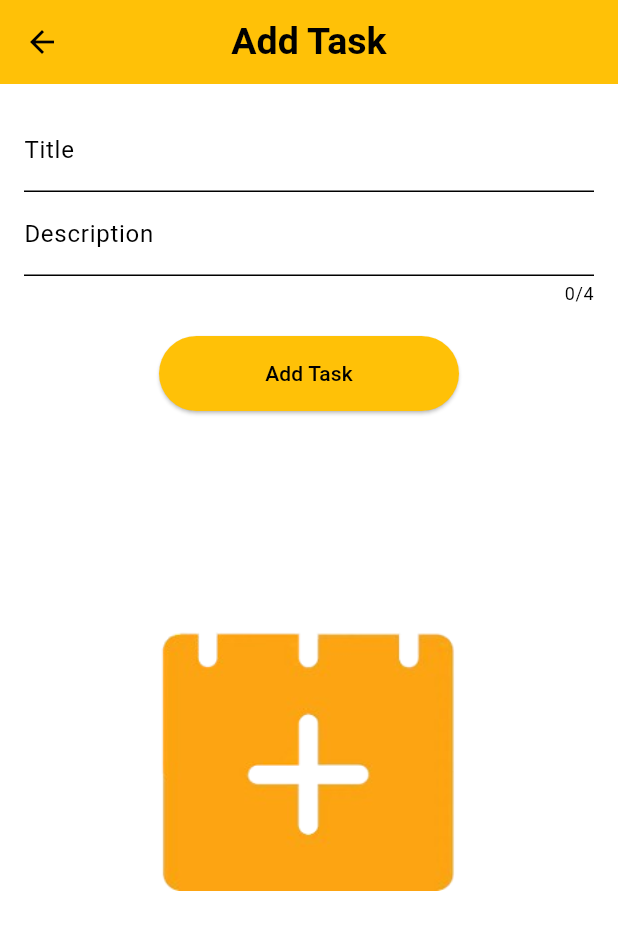
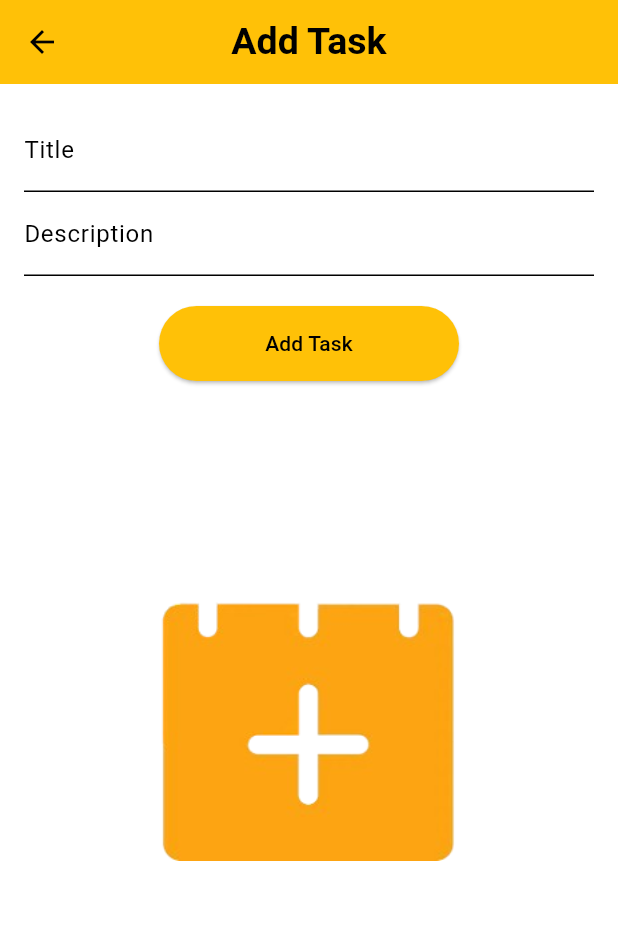
Before and after one commit to isurubandara1/TaskManager-Enhanzer, a Flutter app: the AddTaskScreen screen opened directly, on a phone screen of 412 x 824 dp. Shown: the top 930 px of the screen. Run offline on Flutter 3.47's test engine with Material 3 defaults, Android fonts, the phone set to English and light mode, and no system bars; our stand-ins replace sqflite; accounts and stored records are empty.

```diff
--- a/lib/main.dart
+++ b/lib/main.dart
@@ -51,7 +51,7 @@ class _MyAppState extends State<MyApp> {
       primarySwatch: Colors.amber,
       appBarTheme: const AppBarTheme(
         backgroundColor: Colors.amber,
-        iconTheme: IconThemeData(color: Colors.black), // Ensure icons are white
+        iconTheme: IconThemeData(color: Colors.black),
       ),
       floatingActionButtonTheme: const FloatingActionButtonThemeData(
         backgroundColor: Colors.amber,
@@ -62,7 +62,7 @@ class _MyAppState extends State<MyApp> {
         onPrimary: Colors.white,
         background: Colors.white,
       ),
-      // Other theme properties...
+      // Other
     );
   }
 
@@ -83,7 +83,7 @@ class _MyAppState extends State<MyApp> {
         onPrimary: Colors.white,
         background: Colors.black,
       ),
-      // Other theme properties...
+      // Other
     );
   }
 }
--- a/lib/views/add_task_screen.dart
+++ b/lib/views/add_task_screen.dart
@@ -33,7 +33,6 @@ class AddTaskScreen extends StatelessWidget {
               TextField(
                 controller: _descriptionController,
                 decoration: InputDecoration(labelText: 'Description'),
-                maxLength: 4,
               ),
               SizedBox(height: 20),
               ElevatedButton(
```
Also changed, not shown: 2 other files.
